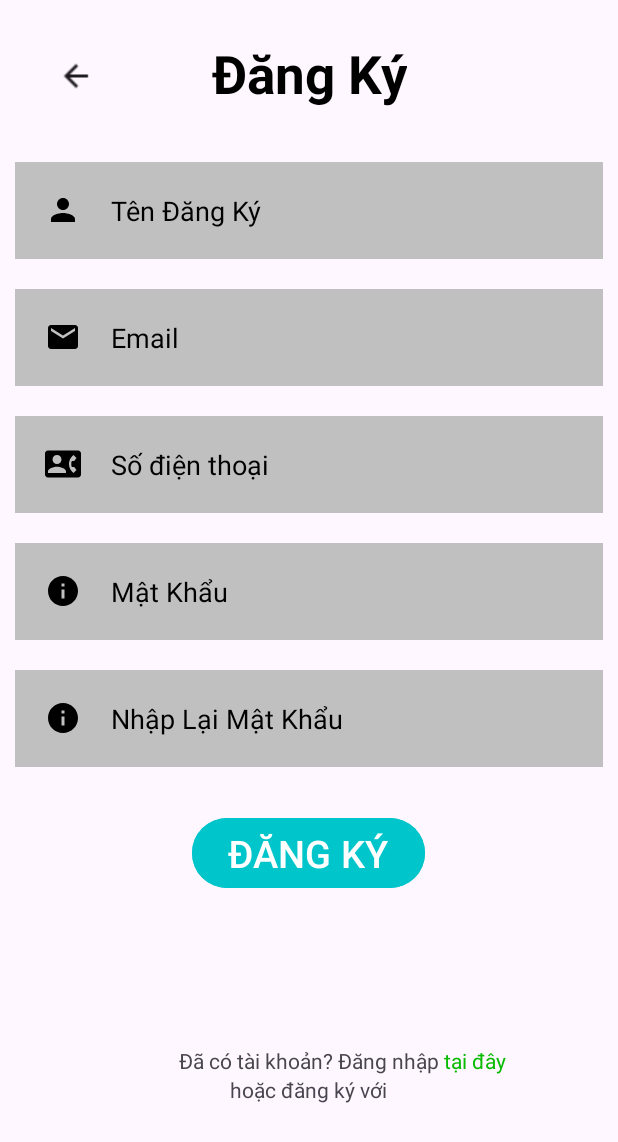
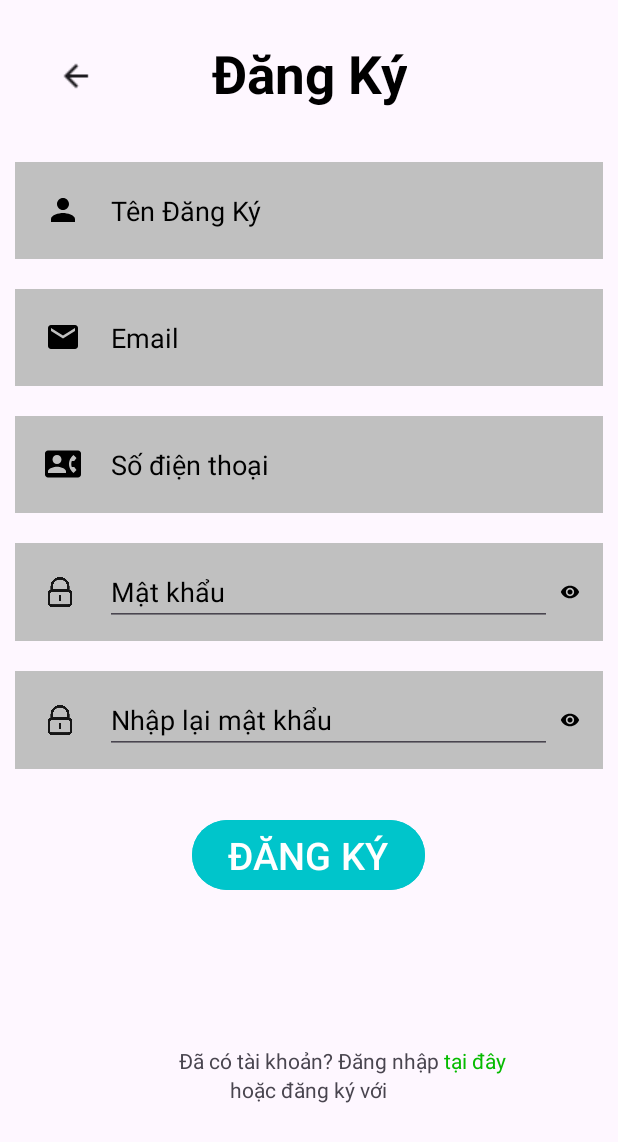
Before and after one commit to vuphuong1794/HealthCareSystem, an Android app: the SignUp screen opened directly, with no data from a screen before it, on a phone screen of 412 x 824 dp. Shown: the top 1142 px of the screen. Run offline under Robolectric (Android 15) with nearby library versions, the phone set to English and light mode, and no system bars.

Commit message:
hoanthienSignUp

```diff
--- a/app/src/main/AndroidManifest.xml
+++ b/app/src/main/AndroidManifest.xml
@@ -1,9 +1,8 @@
 <?xml version="1.0" encoding="utf-8"?>
 <manifest xmlns:android="http://schemas.android.com/apk/res/android"
     xmlns:tools="http://schemas.android.com/tools">
-
     <!-- Cấp quyền truy cập Internet -->
-    <uses-permission android:name="android.permission.INTERNET"/>
+    <uses-permission android:name="android.permission.INTERNET" />
 
     <application
         android:allowBackup="true"
@@ -15,6 +14,9 @@
         android:supportsRtl="true"
         android:theme="@style/Theme.HealthCareSystem"
         tools:targetApi="31">
+        <activity
+            android:name=".SignUpSuccess"
+            android:exported="false" />
         <activity
             android:name=".StartScreen"
             android:exported="false" />
--- a/app/src/main/java/com/example/healthcaresystem/SignUp.kt
+++ b/app/src/main/java/com/example/healthcaresystem/SignUp.kt
@@ -2,9 +2,13 @@ package com.example.healthcaresystem
 
 import android.content.Intent
 import android.os.Bundle
+import android.text.method.HideReturnsTransformationMethod
+import android.text.method.PasswordTransformationMethod
 import android.widget.Button
 import android.widget.EditText
 import android.widget.ImageButton
+import android.widget.ImageView
+import android.widget.LinearLayout
 import android.widget.TextView
 import android.widget.Toast
 import androidx.activity.enableEdgeToEdge
@@ -18,9 +22,7 @@ import kotlinx.coroutines.CoroutineScope
 import kotlinx.coroutines.Dispatchers
 import kotlinx.coroutines.launch
 import kotlinx.coroutines.withContext
-import retrofit2.Call
-import retrofit2.Callback
-import retrofit2.Response
+
 
 class SignUp : AppCompatActivity() {
     override fun onCreate(savedInstanceState: Bundle?) {
@@ -31,6 +33,11 @@ class SignUp : AppCompatActivity() {
             val systemBars = insets.getInsets(WindowInsetsCompat.Type.systemBars())
             v.setPadding(systemBars.left, systemBars.top, systemBars.right, systemBars.bottom)
             insets
+        }
+        val btnSignUp = findViewById<TextView>(R.id.signupbtn)
+        btnSignUp.setOnClickListener {
+            val intent = Intent(this, SignUpSuccess::class.java)
+            startActivity(intent) // Chuyển đến SignUpSuccess
         }
 
         val btnNextPage = findViewById<TextView>(R.id.signinlink)
@@ -45,19 +52,48 @@ class SignUp : AppCompatActivity() {
             overridePendingTransition(R.anim.slide_in_left, R.anim.slide_out_right) // Slide left when going back
         }
 
-        val btnSignUp = findViewById<Button>(R.id.signupbtn)
 
         val emailInput = findViewById<EditText>(R.id.email)
-        val passwordInput = findViewById<EditText>(R.id.password)
+
+        val linearLayoutPass= findViewById<LinearLayout>(R.id.linearpassword)
+        val passwordInput = linearLayoutPass.findViewById<EditText>(R.id.password)
+        val linearLayoutRepass= findViewById<LinearLayout>(R.id.linearrepassword)
+        val repasswordInput = linearLayoutRepass.findViewById<EditText>(R.id.repassword)
         val usernameInput = findViewById<EditText>(R.id.username)
+
+        val passwordEditText = findViewById<EditText>(R.id.password)
+        val passwordEyeIcon = findViewById<ImageView>(R.id.password_eye)
+        val repasswordEditText = findViewById<EditText>(R.id.repassword)
+        val repasswordEyeIcon = findViewById<ImageView>(R.id.repassword_eye)
+
+        fun togglePasswordVisibility(editText: EditText, eyeIcon: ImageView) {
+            if (editText.transformationMethod is PasswordTransformationMethod) {
+                // Hiển thị mật khẩu
+                editText.transformationMethod = HideReturnsTransformationMethod.getInstance()
+                eyeIcon.setImageResource(R.drawable.baseline_disabled_visible_24) // Mắt bị gạch
+            } else {
+                // Ẩn mật khẩu
+                editText.transformationMethod = PasswordTransformationMethod.getInstance()
+                eyeIcon.setImageResource(R.drawable.baseline_remove_red_eye_24) // Mắt thường
+            }
+            // Giữ con trỏ ở cuối chuỗi
+            editText.setSelection(editText.text.length)
+        }
+
+        // Xử lý sự kiện nhấn vào icon mắt
+        passwordEyeIcon.setOnClickListener { togglePasswordVisibility(passwordEditText, passwordEyeIcon) }
+        repasswordEyeIcon.setOnClickListener { togglePasswordVisibility(repasswordEditText, repasswordEyeIcon) }
+
 
         btnSignUp.setOnClickListener {
             val email = emailInput.text.toString().trim()
             val password = passwordInput.text.toString().trim()
             val username = usernameInput.text.toString().trim()
+            val repassword = repasswordInput.text.toString().trim()
 
-            if (email.isEmpty() || password.isEmpty() || username.isEmpty()) {
-                Toast.makeText(this, "Vui lòng điền đầy đủ thông tin", Toast.LENGTH_SHORT).show()
+
+            if (email.isEmpty() || password.isEmpty() || username.isEmpty() || password!=repassword) {
+                Toast.makeText(this, "Vui lòng điền đầy đủ thông tin"+password+" "+repassword, Toast.LENGTH_SHORT).show()
                 return@setOnClickListener
             }
 
@@ -76,7 +112,7 @@ class SignUp : AppCompatActivity() {
                     if (response.isSuccessful) {
                         //toast chỉ có thể chạy ở main thread
                         Toast.makeText(this@SignUp, "Đăng ký thành công!", Toast.LENGTH_SHORT).show()
-                        startActivity(Intent(this@SignUp, SignIn::class.java))
+                        startActivity(Intent(this@SignUp, SignUpSuccess::class.java))
                     } else {
                         // Lấy lỗi từ API
                         val errorBody = response.errorBody()?.string()
--- /dev/null
+++ b/app/src/main/res/drawable/baseline_disabled_visible_24.xml
@@ -0,0 +1,5 @@
+<vector xmlns:android="http://schemas.android.com/apk/res/android" android:height="24dp" android:tint="#000000" android:viewportHeight="24" android:viewportWidth="24" android:width="24dp">
+
+    <path android:fillColor="@android:color/white" android:pathData="M21.99,12.34C22,12.23 22,12.11 22,12c0,-5.52 -4.48,-10 -10,-10S2,6.48 2,12c0,5.17 3.93,9.43 8.96,9.95c-0.93,-0.73 -1.72,-1.64 -2.32,-2.68C5.9,18 4,15.22 4,12c0,-1.85 0.63,-3.55 1.69,-4.9l5.66,5.66c0.56,-0.4 1.17,-0.73 1.82,-1L7.1,5.69C8.45,4.63 10.15,4 12,4c4.24,0 7.7,3.29 7.98,7.45C20.69,11.67 21.37,11.97 21.99,12.34zM17,13c-3.18,0 -5.9,1.87 -7,4.5c1.1,2.63 3.82,4.5 7,4.5s5.9,-1.87 7,-4.5C22.9,14.87 20.18,13 17,13zM17,20c-1.38,0 -2.5,-1.12 -2.5,-2.5c0,-1.38 1.12,-2.5 2.5,-2.5s2.5,1.12 2.5,2.5C19.5,18.88 18.38,20 17,20zM18.5,17.5c0,0.83 -0.67,1.5 -1.5,1.5s-1.5,-0.67 -1.5,-1.5c0,-0.83 0.67,-1.5 1.5,-1.5S18.5,16.67 18.5,17.5z"/>
+
+</vector>
--- /dev/null
+++ b/app/src/main/res/drawable/baseline_panorama_fish_eye_24.xml
@@ -0,0 +1,5 @@
+<vector xmlns:android="http://schemas.android.com/apk/res/android" android:height="24dp" android:tint="#000000" android:viewportHeight="24" android:viewportWidth="24" android:width="24dp">
+
+    <path android:fillColor="@android:color/white" android:pathData="M12,2C6.47,2 2,6.47 2,12s4.47,10 10,10 10,-4.47 10,-10S17.53,2 12,2zM12,20c-4.41,0 -8,-3.59 -8,-8s3.59,-8 8,-8 8,3.59 8,8 -3.59,8 -8,8z"/>
+
+</vector>
--- /dev/null
+++ b/app/src/main/res/drawable/baseline_remove_red_eye_24.xml
@@ -0,0 +1,5 @@
+<vector xmlns:android="http://schemas.android.com/apk/res/android" android:height="24dp" android:tint="#000000" android:viewportHeight="24" android:viewportWidth="24" android:width="24dp">
+
+    <path android:fillColor="@android:color/white" android:pathData="M12,4.5C7,4.5 2.73,7.61 1,12c1.73,4.39 6,7.5 11,7.5s9.27,-3.11 11,-7.5c-1.73,-4.39 -6,-7.5 -11,-7.5zM12,17c-2.76,0 -5,-2.24 -5,-5s2.24,-5 5,-5 5,2.24 5,5 -2.24,5 -5,5zM12,9c-1.66,0 -3,1.34 -3,3s1.34,3 3,3 3,-1.34 3,-3 -1.34,-3 -3,-3z"/>
+
+</vector>
--- a/app/src/main/res/layout/sign_up.xml
+++ b/app/src/main/res/layout/sign_up.xml
@@ -67,41 +67,88 @@ tools:context=".SignUp">
         android:padding="20dp"
         android:drawableLeft="@drawable/baseline_contact_phone_24"
         android:drawablePadding="20dp"/>
-    <EditText
+
+    <LinearLayout
+        android:id="@+id/linearpassword"
         android:layout_width="match_parent"
         android:layout_height="wrap_content"
-        android:id="@+id/password"
-        android:layout_below="@+id/phonenumber"
-        android:hint="Mật Khẩu"
-        android:background="#C0C0C0"
-        android:textColorHint="@color/black"
-        android:textColor="@color/black"
+        android:orientation="horizontal"
         android:layout_margin="10dp"
-        android:padding="20dp"
-        android:drawableLeft="@drawable/baseline_info_24"
-        android:drawablePadding="20dp"
-        android:inputType="textPassword"/>
-    <EditText
+        android:layout_below="@id/phonenumber"
+        android:background="@color/grey"
+        android:padding="10dp">
+
+        <ImageView
+            android:layout_marginLeft="10dp"
+            android:layout_width="20dp"
+            android:layout_height="20dp"
+            android:src="@drawable/lock_icon"
+            android:layout_gravity="center_vertical" />
+
+        <EditText
+            android:id="@+id/password"
+            android:layout_marginLeft="20dp"
+            android:layout_width="0dp"
+            android:layout_weight="1"
+            android:layout_height="wrap_content"
+            android:hint="Mật khẩu"
+            android:inputType="textPassword"
+            android:textColor="@color/black"
+            android:textColorHint="@color/black"/>
+
+        <ImageView
+            android:id="@+id/password_eye"
+            android:layout_width="24dp"
+            android:layout_height="24dp"
+            android:src="@drawable/baseline_remove_red_eye_24"
+            android:layout_gravity="center_vertical"
+            android:padding="5dp"/>
+    </LinearLayout>
+
+    <LinearLayout
+        android:id="@+id/linearrepassword"
         android:layout_width="match_parent"
         android:layout_height="wrap_content"
-        android:id="@+id/repassword"
-        android:layout_below="@+id/password"
-        android:hint="Nhập Lại Mật Khẩu"
-        android:background="#C0C0C0"
-        android:textColorHint="@color/black"
-        android:textColor="@color/black"
+        android:orientation="horizontal"
         android:layout_margin="10dp"
-        android:padding="20dp"
-        android:drawableLeft="@drawable/baseline_info_24"
-        android:drawablePadding="20dp"
-        android:inputType="textPassword"/>
+        android:layout_below="@id/linearpassword"
+        android:background="@color/grey"
+        android:padding="10dp">
+
+        <ImageView
+            android:layout_marginLeft="10dp"
+            android:layout_width="20dp"
+            android:layout_height="20dp"
+            android:src="@drawable/lock_icon"
+            android:layout_gravity="center_vertical" />
+
+        <EditText
+            android:id="@+id/repassword"
+            android:layout_marginLeft="20dp"
+            android:layout_width="0dp"
+            android:layout_weight="1"
+            android:layout_height="wrap_content"
+            android:hint="Nhập lại mật khẩu"
+            android:inputType="textPassword"
+            android:textColor="@color/black"
+            android:textColorHint="@color/black"/>
+
+        <ImageView
+            android:id="@+id/repassword_eye"
+            android:layout_width="24dp"
+            android:layout_height="24dp"
+            android:src="@drawable/baseline_remove_red_eye_24"
+            android:layout_gravity="center_vertical"
+            android:padding="5dp"/>
+    </LinearLayout>
+
     <Button
         android:layout_width="wrap_content"
         android:layout_height="wrap_content"
         android:id="@+id/signupbtn"
         android:text="ĐĂNG KÝ"
         android:textSize="25dp"
-        android:layout_below="@+id/repassword"
+        android:layout_below="@+id/linearrepassword"
         android:layout_centerHorizontal="true"
         android:backgroundTint="@color/bluetheme"
         android:layout_margin="20dp"/>
```
Also changed, not shown: app/src/main/java/com/example/healthcaresystem/SignUpSuccess.kt (added, +27 -0 lines), app/src/main/res/layout/activity_signup_success.xml (added, +38 -0 lines), app/src/main/res/drawable/lock_icon.png (added).
